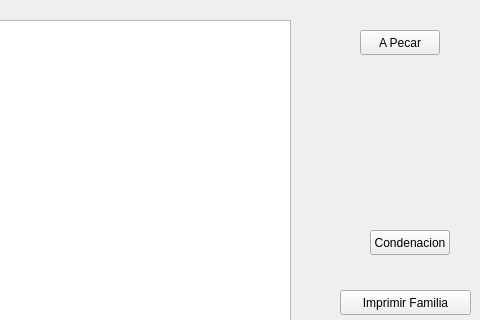
Before: the Qt Designer form CieloVsInfierno/mainwindow.ui in Fao2212/PrograIIEstructuras, drawn with Qt 5; both pictures show x 320 to 800 and y 0 to 320 of the 800 by 600 pixel window.
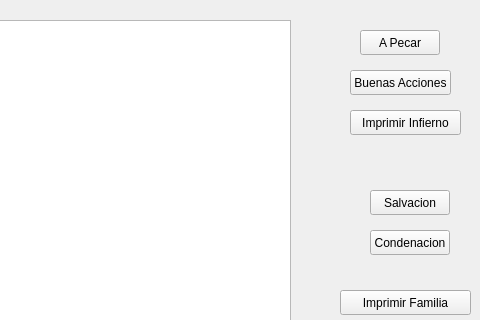
After: the same form once the commit is applied.

```diff
--- a/CieloVsInfierno/mainwindow.ui
+++ b/CieloVsInfierno/mainwindow.ui
@@ -119,6 +119,45 @@
      <string>Condenacion</string>
     </property>
    </widget>
+   <widget class="QPushButton" name="pushButton_5">
+    <property name="geometry">
+     <rect>
+      <x>670</x>
+      <y>70</y>
+      <width>101</width>
+      <height>25</height>
+     </rect>
+    </property>
+    <property name="text">
+     <string>Buenas Acciones</string>
+    </property>
+   </widget>
+   <widget class="QPushButton" name="pushButton_6">
+    <property name="geometry">
+     <rect>
+      <x>690</x>
+      <y>190</y>
+      <width>80</width>
+      <height>25</height>
+     </rect>
+    </property>
+    <property name="text">
+     <string>Salvacion</string>
+    </property>
+   </widget>
+   <widget class="QPushButton" name="pushButton_7">
+    <property name="geometry">
+     <rect>
+      <x>670</x>
+      <y>110</y>
+      <width>111</width>
+      <height>25</height>
+     </rect>
+    </property>
+    <property name="text">
+     <string>Imprimir Infierno</string>
+    </property>
+   </widget>
   </widget>
   <widget class="QMenuBar" name="menubar">
    <property name="geometry">
```
